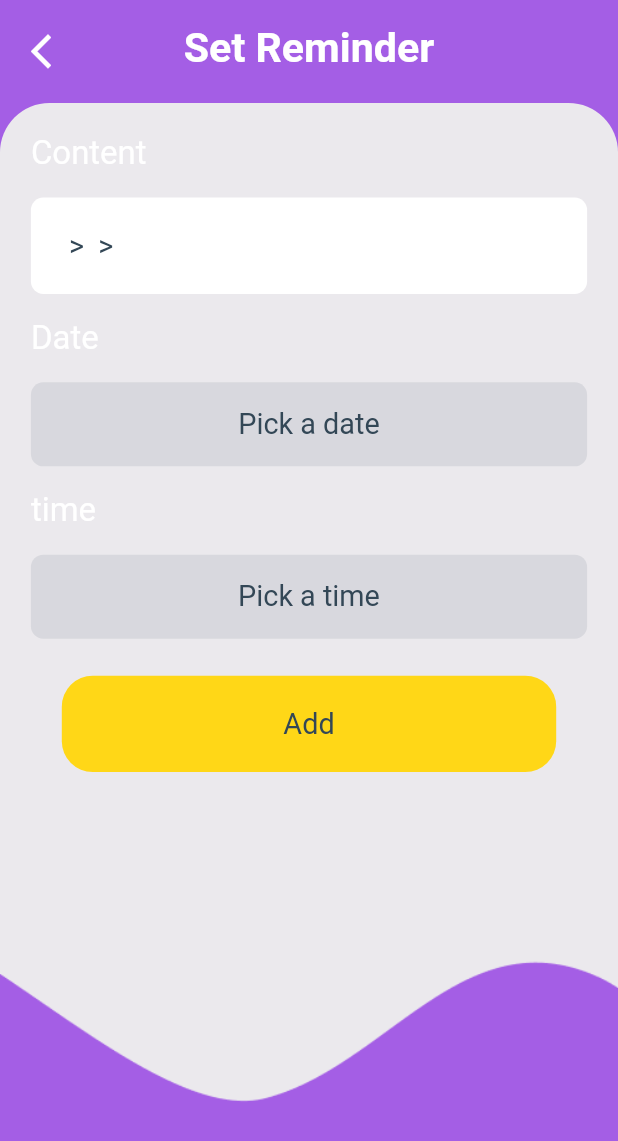
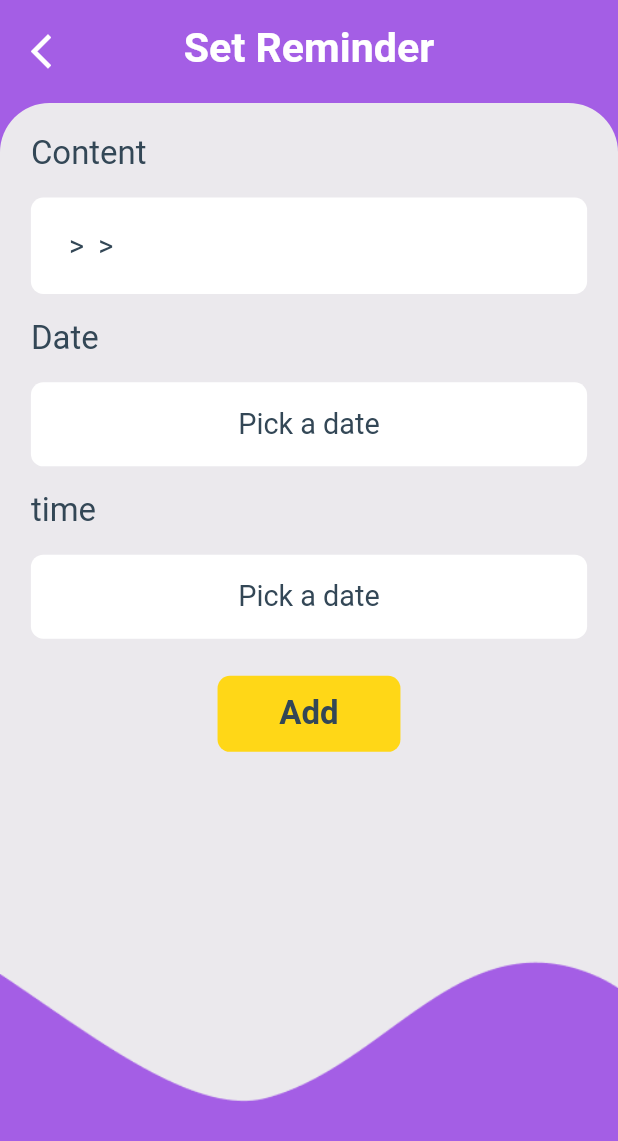
Before and after one commit to kasundularaam/study_pal, a Flutter app: the AddEventToConScreen widget shown alone on an empty page, opened directly with empty values, on a phone screen of 412 x 824 dp. Shown: the top 1141 px of the screen. Run offline on Flutter 3.47's test engine with Material 2 defaults, Android fonts, the phone set to English and light mode, and no system bars; our stand-ins replace bloc, cloud_firestore, firebase_auth, firebase_core, fl_chart, flutter_bloc and 5 more; missing offline and left inert: googleapis; accounts and stored records are empty; network calls fail.

Commit message:
updating Ui

```diff
--- a/lib/data/repositories/firebase_repo/firebase_countdown_repo.dart
+++ b/lib/data/repositories/firebase_repo/firebase_countdown_repo.dart
@@ -13,7 +13,7 @@ class FirebaseCountdownRepo {
       if (countdown.examTimeStamp > DateTime.now().millisecondsSinceEpoch) {
         _reference.doc(countdown.countdownId).set(countdown.toMap());
       } else {
-        throw "cant't set a countdown selected date and time";
+        throw "date has already passed";
       }
     } catch (e) {
       throw e;
--- a/lib/presentation/screens/add_event_to_con_screen.dart
+++ b/lib/presentation/screens/add_event_to_con_screen.dart
@@ -9,6 +9,7 @@ import 'package:study_pal/logic/cubit/pick_date_cubit/pick_date_cubit.dart';
 import 'package:study_pal/logic/cubit/pick_time_cubit/pick_time_cubit.dart';
 import 'package:study_pal/presentation/screens/widgets/date_picker.dart';
 import 'package:study_pal/presentation/screens/widgets/error_msg_box.dart';
+import 'package:study_pal/presentation/screens/widgets/reguler_btn.dart';
 import 'package:study_pal/presentation/screens/widgets/success_msg_box.dart';
 import 'package:study_pal/presentation/screens/widgets/time_picker.dart';
 import 'package:study_pal/presentation/templates/inner_scrn_tmpl.dart';
@@ -39,56 +40,74 @@ class _AddEventToConScreenState extends State<AddEventToConScreen> {
         physics: BouncingScrollPhysics(),
         children: [
           Text("Content",
-              style:
-                  TextStyle(color: MyColors.textColorLight, fontSize: 16.sp)),
+              style: TextStyle(color: MyColors.darkColor, fontSize: 16.sp)),
           SizedBox(
             height: 2.h,
           ),
           Container(
             padding: EdgeInsets.all(5.w),
             decoration: BoxDecoration(
-              color: MyColors.textColorLight,
+              color: MyColors.lightColor,
               borderRadius: BorderRadius.circular(2.w),
             ),
             child: Text(
               title,
-              style: TextStyle(color: MyColors.textColorDark, fontSize: 14.sp),
+              style: TextStyle(color: MyColors.darkColor, fontSize: 14.sp),
             ),
           ),
           SizedBox(
             height: 2.h,
           ),
           Text("Date",
-              style:
-                  TextStyle(color: MyColors.textColorLight, fontSize: 16.sp)),
+              style: TextStyle(color: MyColors.darkColor, fontSize: 16.sp)),
           SizedBox(
             height: 2.h,
           ),
           BlocProvider(
             create: (context) => PickDateCubit(),
-            child: DatePicker(onSelectDate: (date) => pickedDate = date),
+            child: MDatePicker(
+              onSelectDate: (date) => pickedDate = date,
+              bgColor: MyColors.lightColor,
+              txtColor: MyColors.darkColor,
+            ),
           ),
           SizedBox(
             height: 2.h,
           ),
           Text("time",
-              style:
-                  TextStyle(color: MyColors.textColorLight, fontSize: 16.sp)),
+              style: TextStyle(color: MyColors.darkColor, fontSize: 16.sp)),
           SizedBox(
             height: 2.h,
           ),
           BlocProvider(
             create: (context) => PickTimeCubit(),
-            child: TimePicker(onPickedTime: (time) => pickedTime = time),
+            child: MTimePicker(
+              onPickedTime: (time) => pickedTime = time,
+              bgColor: MyColors.lightColor,
+              txtColor: MyColors.darkColor,
+            ),
           ),
           SizedBox(
             height: 3.h,
           ),
-          BlocBuilder<AddConEventToCalCubit, AddConEventToCalState>(
+          BlocConsumer<AddConEventToCalCubit, AddConEventToCalState>(
+            listener: (context, state) {
+              if (state is AddConEventToCalFailed) {
+                SnackBar snackBar = SnackBar(content: Text(state.errorMsg));
+                ScaffoldMessenger.of(context).showSnackBar(snackBar);
+              } else if (state is AddConEventToCalSucceed) {
+                SnackBar snackBar = SnackBar(content: Text("event set!"));
+                ScaffoldMessenger.of(context).showSnackBar(snackBar);
+              }
+            },
             builder: (context, state) {
-              if (state is AddConEventToCalInitial) {
-                return GestureDetector(
-                  onTap: () {
+              if (state is AddConEventToCalLoading) {
+                return Center(child: CircularProgressIndicator());
+              } else {
+                return Center(
+                  child: RegulerBtn(
+                      btnText: "Add",
+                      onPressed: () {
                         if (pickedDate != null && pickedTime != null) {
                           BlocProvider.of<AddConEventToCalCubit>(context)
                               .addConEventToCal(
@@ -107,33 +126,9 @@ class _AddEventToConScreenState extends State<AddEventToConScreen> {
                           print("date or time not picked");
                         }
                       },
-                  child: Container(
-                    padding: EdgeInsets.all(5.w),
-                    margin: EdgeInsets.symmetric(horizontal: 5.w),
-                    decoration: BoxDecoration(
-                      color: MyColors.progressColor,
-                      borderRadius: BorderRadius.circular(5.w),
-                    ),
-                    child: Center(
-                      child: Text(
-                        "Add",
-                        style: TextStyle(
-                          color: MyColors.textColorDark,
-                          fontSize: 14.sp,
-                        ),
-                      ),
-                    ),
-                  ),
+                      bgColor: MyColors.secondaryColor,
+                      txtColor: MyColors.darkColor),
                 );
-              } else if (state is AddConEventToCalLoading) {
-                return Center(child: CircularProgressIndicator());
-              } else if (state is AddConEventToCalSucceed) {
-                return Center(
-                    child: SuccessMsgBox(successMsg: "Remainder added"));
-              } else if (state is AddConEventToCalFailed) {
-                return Center(child: ErrorMsgBox(errorMsg: state.errorMsg));
-              } else {
-                return Text("");
               }
             },
           ),
--- a/lib/presentation/screens/widgets/date_picker.dart
+++ b/lib/presentation/screens/widgets/date_picker.dart
@@ -1,21 +1,25 @@
 import 'package:flutter/material.dart';
 import 'package:flutter_bloc/flutter_bloc.dart';
 import 'package:sizer/sizer.dart';
-import 'package:study_pal/core/constants/my_colors.dart';
+
 import 'package:study_pal/logic/cubit/pick_date_cubit/pick_date_cubit.dart';
 
-class DatePicker extends StatefulWidget {
+class MDatePicker extends StatefulWidget {
   final Function(DateTime) onSelectDate;
-  const DatePicker({
+  final Color bgColor;
+  final Color txtColor;
+  const MDatePicker({
     Key? key,
     required this.onSelectDate,
+    required this.bgColor,
+    required this.txtColor,
   }) : super(key: key);
 
   @override
-  _DatePickerState createState() => _DatePickerState();
+  _MDatePickerState createState() => _MDatePickerState();
 }
 
-class _DatePickerState extends State<DatePicker> {
+class _MDatePickerState extends State<MDatePicker> {
   DateTime initialDate = DateTime.now();
   @override
   Widget build(BuildContext context) {
@@ -35,27 +39,21 @@ class _DatePickerState extends State<DatePicker> {
       child: Container(
         padding: EdgeInsets.symmetric(horizontal: 5.w, vertical: 2.h),
         decoration: BoxDecoration(
-            borderRadius: BorderRadius.circular(2.w),
-            color: MyColors.darkColor.withOpacity(0.1)),
+            borderRadius: BorderRadius.circular(2.w), color: widget.bgColor),
         child: BlocBuilder<PickDateCubit, PickDateState>(
           builder: (context, state) {
-            if (state is PickDateInitial) {
-              return Center(
-                  child: Text("Pick a date",
-                      style: TextStyle(
-                          color: MyColors.textColorDark, fontSize: 14.sp)));
-            } else if (state is PickDatePicked) {
+            if (state is PickDatePicked) {
               widget.onSelectDate(state.pickedDate);
               initialDate = state.pickedDate;
               return Center(
                   child: Text(state.pickedDateStr,
-                      style: TextStyle(
-                          color: MyColors.textColorDark, fontSize: 14.sp)));
+                      style:
+                          TextStyle(color: widget.txtColor, fontSize: 14.sp)));
             } else {
               return Center(
                   child: Text("Pick a date",
-                      style: TextStyle(
-                          color: MyColors.textColorDark, fontSize: 14.sp)));
+                      style:
+                          TextStyle(color: widget.txtColor, fontSize: 14.sp)));
             }
           },
         ),
--- a/lib/presentation/screens/widgets/time_picker.dart
+++ b/lib/presentation/screens/widgets/time_picker.dart
@@ -1,21 +1,25 @@
 import 'package:flutter/material.dart';
 import 'package:flutter_bloc/flutter_bloc.dart';
 import 'package:sizer/sizer.dart';
-import 'package:study_pal/core/constants/my_colors.dart';
+
 import 'package:study_pal/logic/cubit/pick_time_cubit/pick_time_cubit.dart';
 
-class TimePicker extends StatefulWidget {
+class MTimePicker extends StatefulWidget {
   final Function(TimeOfDay) onPickedTime;
-  const TimePicker({
+  final Color bgColor;
+  final Color txtColor;
+  const MTimePicker({
     Key? key,
     required this.onPickedTime,
+    required this.bgColor,
+    required this.txtColor,
   }) : super(key: key);
 
   @override
-  _TimePickerState createState() => _TimePickerState();
+  _MTimePickerState createState() => _MTimePickerState();
 }
 
-class _TimePickerState extends State<TimePicker> {
+class _MTimePickerState extends State<MTimePicker> {
   TimeOfDay initialTime = TimeOfDay.now();
   @override
   Widget build(BuildContext context) {
@@ -33,31 +37,22 @@ class _TimePickerState extends State<TimePicker> {
       child: Container(
         padding: EdgeInsets.symmetric(horizontal: 5.w, vertical: 2.h),
         decoration: BoxDecoration(
-            borderRadius: BorderRadius.circular(2.w),
-            color: MyColors.darkColor.withOpacity(0.1)),
+            borderRadius: BorderRadius.circular(2.w), color: widget.bgColor),
         child: BlocBuilder<PickTimeCubit, PickTimeState>(
           builder: (context, state) {
-            if (state is PickTimeInitial) {
-              return Center(
-                child: Text("Pick a time",
-                    style: TextStyle(
-                        color: MyColors.textColorDark, fontSize: 14.sp)),
-              );
-            } else if (state is PickTimePicked) {
+            if (state is PickTimePicked) {
               initialTime = state.pickedTime;
               widget.onPickedTime(
                 state.pickedTime,
               );
               return Center(
                 child: Text(state.pickedTimeStr,
-                    style: TextStyle(
-                        color: MyColors.textColorDark, fontSize: 14.sp)),
+                    style: TextStyle(color: widget.txtColor, fontSize: 14.sp)),
               );
             } else {
               return Center(
                 child: Text("Pick a date",
-                    style: TextStyle(
-                        color: MyColors.textColorDark, fontSize: 14.sp)),
+                    style: TextStyle(color: widget.txtColor, fontSize: 14.sp)),
               );
             }
           },
```
Also changed, not shown: lib/presentation/screens/add_countdown_screen.dart (+21 -9 lines), lib/presentation/screens/add_event_to_mod_screen.dart (+41 -30 lines), lib/presentation/screens/auth_pages/select_subject_page.dart (+5 -17 lines), lib/presentation/screens/change_subjects_screen.dart (+77 -80 lines), lib/presentation/screens/home_tabs/countdown_tab.dart (+4 -4 lines), lib/presentation/screens/new_event_screen.dart (+17 -11 lines). Lines whose indentation alone changed are shown as unchanged.
